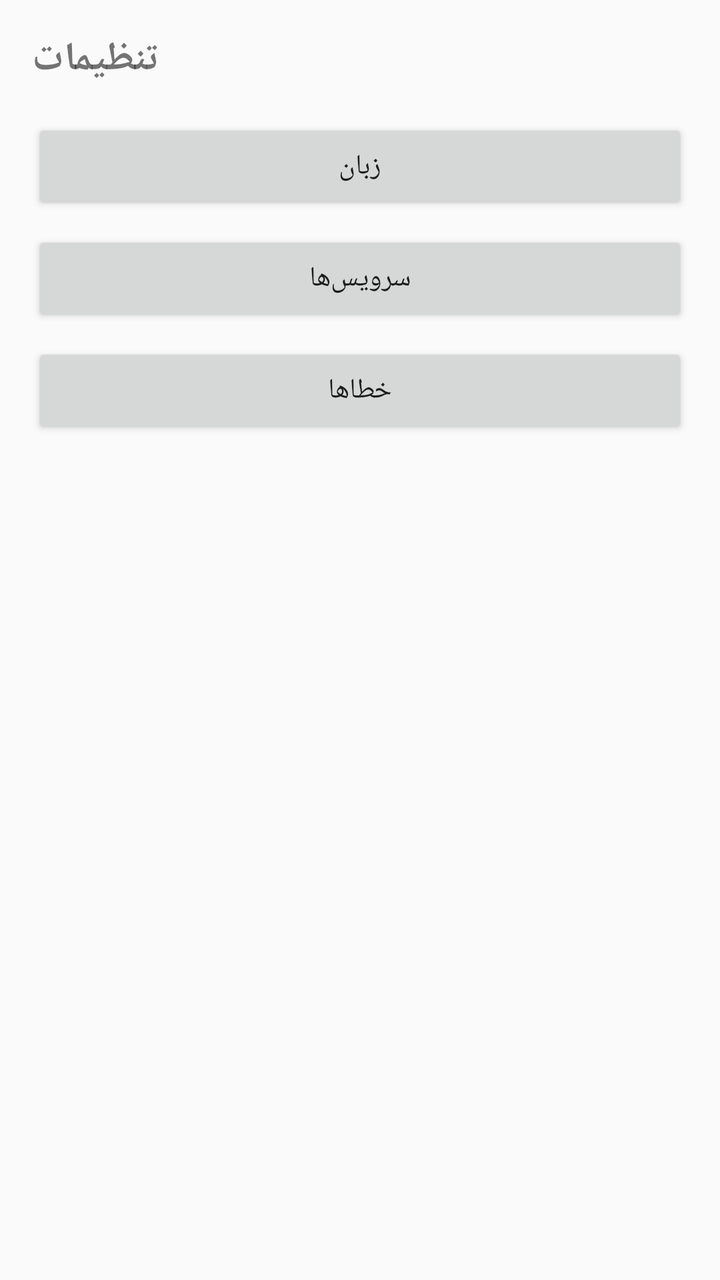
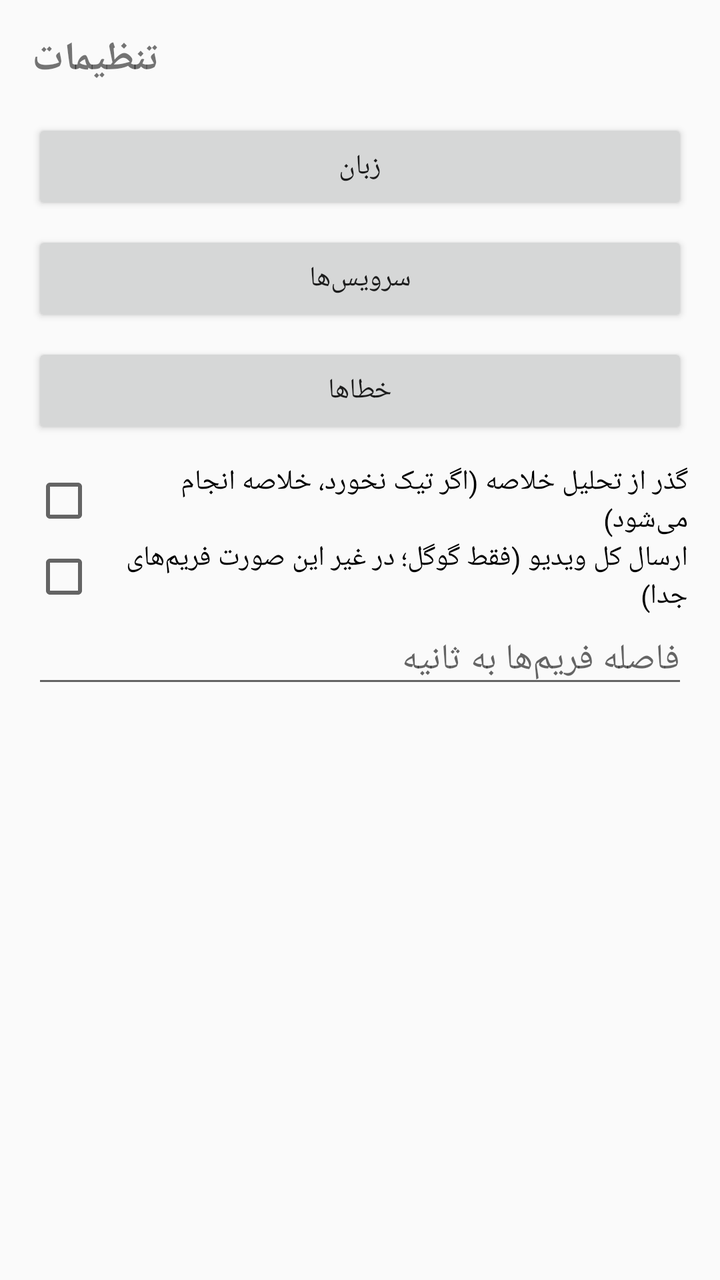

Compare the two renders of this Android layout. The source of the first and the diff that turns it into the second are given below.
<!-- AndroidManifest.xml: application theme Theme.AppCompat.Light.NoActionBar -->
<!-- res/layout/activity_settings.xml -->
<?xml version="1.0" encoding="utf-8"?>
<LinearLayout xmlns:android="http://schemas.android.com/apk/res/android"
    android:layout_width="match_parent"
    android:layout_height="match_parent"
    android:orientation="vertical"
    android:padding="16dp">

    <TextView
        android:layout_width="wrap_content"
        android:layout_height="wrap_content"
        android:text="@string/settings_title"
        android:textSize="20sp"
        android:textStyle="bold"
        android:layout_marginBottom="16dp" />

    <Button
        android:id="@+id/btnOpenLanguage"
        android:layout_width="match_parent"
        android:layout_height="wrap_content"
        android:layout_marginBottom="8dp"
        android:text="@string/settings_menu_language" />

    <Button
        android:id="@+id/btnOpenServices"
        android:layout_width="match_parent"
        android:layout_height="wrap_content"
        android:text="@string/settings_menu_services" />

    <Button
        android:id="@+id/btnOpenErrors"
        android:layout_width="match_parent"
        android:layout_height="wrap_content"
        android:layout_marginTop="8dp"
        android:text="@string/settings_menu_errors" />

</LinearLayout>
<!-- resources referenced by this layout -->
<resources>
  <string name="settings_menu_errors">خطاها</string>
  <string name="settings_menu_language">زبان</string>
  <string name="settings_menu_services">سرویس‌ها</string>
  <string name="settings_title">تنظیمات</string>
</resources>

<!-- the commit's change to res/layout/activity_settings.xml (unified diff, before → after) -->
@@ -33,4 +33,25 @@
         android:layout_marginTop="8dp"
         android:text="@string/settings_menu_errors" />
 
+    <CheckBox
+        android:id="@+id/chkSkipSummary"
+        android:layout_width="match_parent"
+        android:layout_height="wrap_content"
+        android:layout_marginTop="12dp"
+        android:text="@string/setting_skip_summary" />
+
+    <CheckBox
+        android:id="@+id/chkVideoFull"
+        android:layout_width="match_parent"
+        android:layout_height="wrap_content"
+        android:text="@string/setting_video_full" />
+
+    <EditText
+        android:id="@+id/edtInterval"
+        android:layout_width="match_parent"
+        android:layout_height="wrap_content"
+        android:hint="@string/setting_video_interval"
+        android:contentDescription="@string/setting_video_interval"
+        android:inputType="number" />
+
 </LinearLayout>
<!-- resource entries referenced after the edit -->
@@ -1,5 +1,8 @@
 <!-- resources referenced by this layout -->
 <resources>
+  <string name="setting_skip_summary">گذر از تحلیل خلاصه (اگر تیک نخورد، خلاصه انجام می‌شود)</string>
+  <string name="setting_video_full">ارسال کل ویدیو (فقط گوگل؛ در غیر این صورت فریم‌های جدا)</string>
+  <string name="setting_video_interval">فاصله فریم‌ها به ثانیه</string>
   <string name="settings_menu_errors">خطاها</string>
   <string name="settings_menu_language">زبان</string>
   <string name="settings_menu_services">سرویس‌ها</string>
